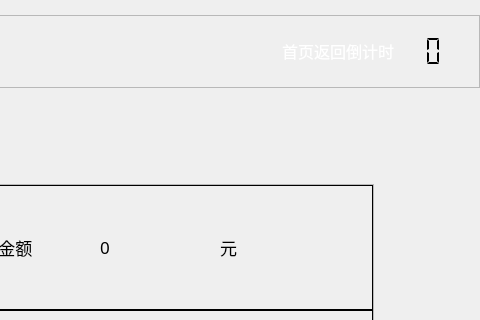
Old version of the form cashpay.ui in the repository along-wds/jiaofeiji_ykgl; both pictures show x 499 to 979 and y 0 to 320 of the 979 by 803 pixel window.
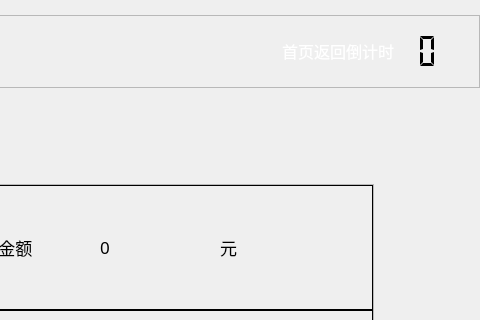
New version of the form. Icons and pictures are not drawn.

Commit message: cashpay 120s->90s

Patch:
```diff
--- a/cashpay.ui
+++ b/cashpay.ui
@@ -249,10 +249,10 @@
          <number>0</number>
         </property>
         <property name="smallDecimalPoint">
-         <bool>false</bool>
+         <bool>true</bool>
         </property>
         <property name="digitCount">
-         <number>3</number>
+         <number>2</number>
         </property>
         <property name="segmentStyle">
          <enum>QLCDNumber::Flat</enum>
```
The commit also changes 1 other file.
